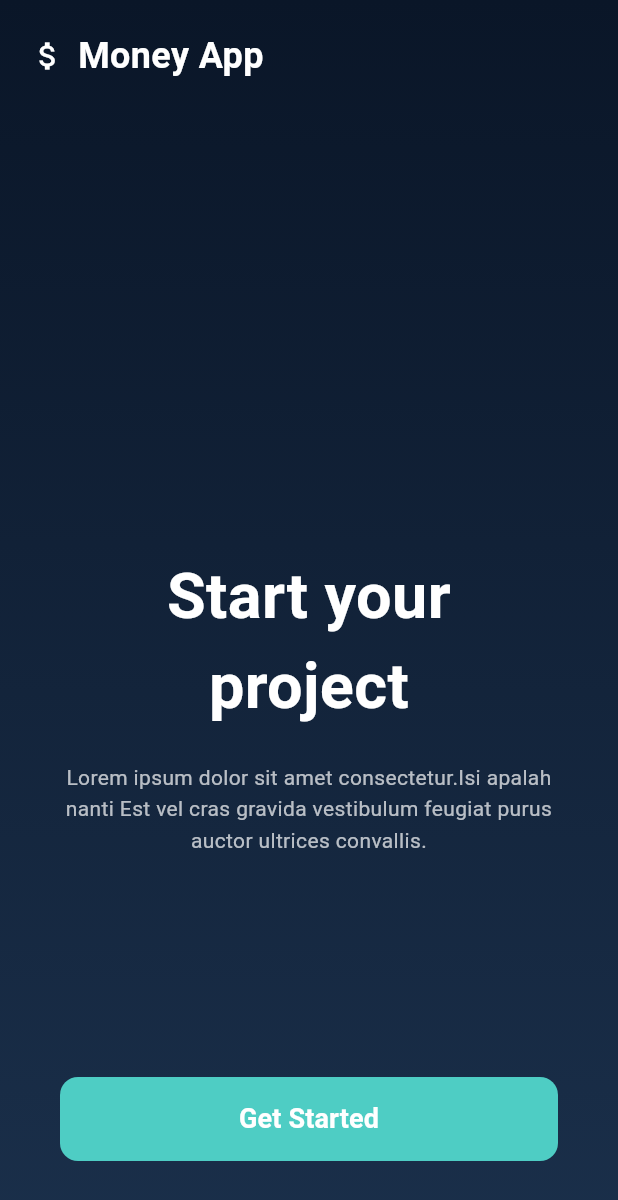
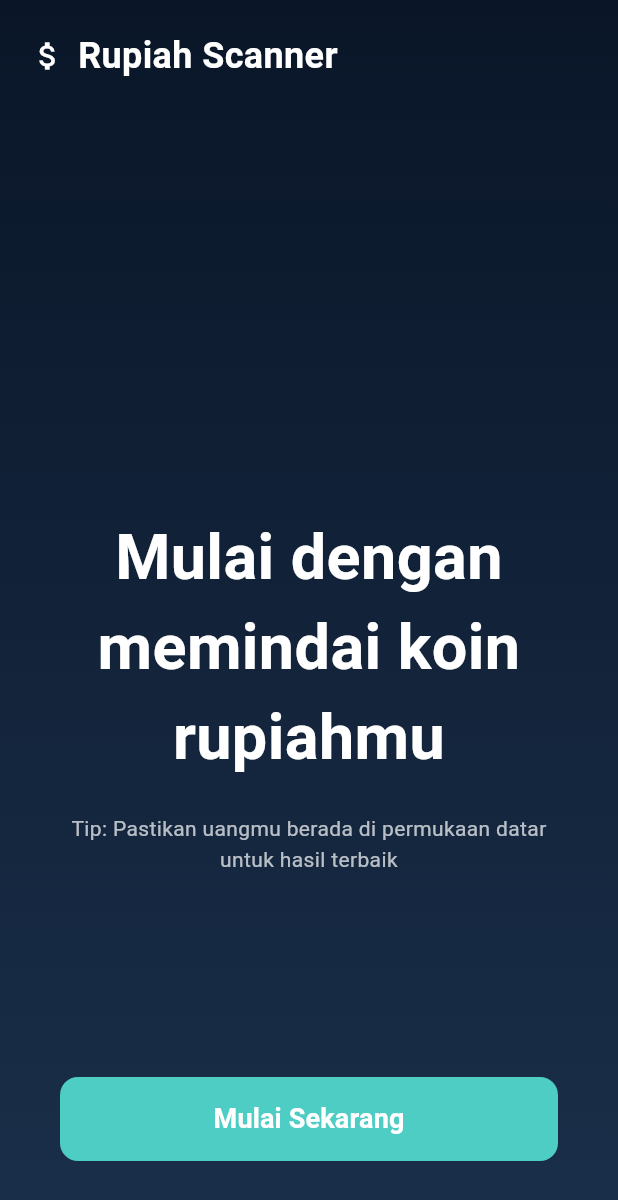
Before and after one commit to Gregroww/Rupiah_Clasification_Flutter, a Flutter app: the screen it shows after launch, on a phone screen of 412 x 824 dp. Shown: the top 1200 px of the screen. Run offline on Flutter 3.47's test engine with Material 3 defaults, Android fonts, the phone set to English and light mode, and no system bars; our stand-ins replace camera, image_picker, lottie, permission_handler.

Commit message:
rename apps,fix bug

```diff
--- a/lib/getStartupScreen.dart
+++ b/lib/getStartupScreen.dart
@@ -10,6 +10,7 @@ class GetStartedScreen extends StatelessWidget {
       body: Container(
         width: double.infinity,
         decoration: BoxDecoration(
+          //background gradient layar
           gradient: LinearGradient(
             begin: Alignment.topCenter,
             end: Alignment.bottomCenter,
@@ -22,7 +23,7 @@ class GetStartedScreen extends StatelessWidget {
         child: SafeArea(
           child: Column(
             children: [
-              //Coin App Logo
+              //header kiri-atas: ikon + judul aplikasi
               Padding(
                 padding: const EdgeInsets.all(20.0),
                 child: Align(
@@ -36,7 +37,7 @@ class GetStartedScreen extends StatelessWidget {
                       ),
                       const SizedBox(width: 8),
                       const Text(
-                        'Money App',
+                        'Rupiah Scanner',
                         style: TextStyle(
                           color: Colors.white,
                           fontSize: 24,
@@ -48,13 +49,13 @@ class GetStartedScreen extends StatelessWidget {
                 ),
               ),
 
-              const Spacer(flex: 2),
+              const Spacer(flex: 2), //beri ruang agar konten utama turun ke tengah
 
-              //Teks "Start your project"
+              //judul/tagline utama
               const Padding(
                 padding: EdgeInsets.symmetric(horizontal: 40.0),
                 child: Text(
-                  'Start your project',
+                  'Mulai dengan memindai koin rupiahmu',
                   style: TextStyle(
                     color: Colors.white,
                     fontSize: 42,
@@ -66,11 +67,11 @@ class GetStartedScreen extends StatelessWidget {
 
               const SizedBox(height: 20),
 
-              // Lorem ipsum text
+              //teks tip singkat
               const Padding(
                 padding: EdgeInsets.symmetric(horizontal: 40.0),
                 child: Text(
-                  'Lorem ipsum dolor sit amet consectetur.Isi apalah nanti Est vel cras gravida vestibulum feugiat purus auctor ultrices convallis.',
+                  'Tip: Pastikan uangmu berada di permukaan datar untuk hasil terbaik',
                   style: TextStyle(
                     color: Colors.white70,
                     fontSize: 14,
@@ -80,9 +81,9 @@ class GetStartedScreen extends StatelessWidget {
                 ),
               ),
 
-              const Spacer(flex: 1),
+              const Spacer(flex: 1), //jarak sebelum tomboll
 
-              //Tombol Get Started
+              //tombol navigasi ke HomeScreen
               Padding(
                 padding: const EdgeInsets.symmetric(horizontal: 40.0),
                 child: SizedBox(
@@ -90,6 +91,7 @@ class GetStartedScreen extends StatelessWidget {
                   height: 56,
                   child: ElevatedButton(
                     onPressed: () {
+                      //ganti layar ke HomeScreen (replace agar tidak kembali ke get started)
                       Navigator.pushReplacement(
                         context,
                         MaterialPageRoute(
@@ -98,15 +100,15 @@ class GetStartedScreen extends StatelessWidget {
                       );
                     },
                     style: ElevatedButton.styleFrom(
-                      backgroundColor: const Color(0xFF4ECDC4),
-                      foregroundColor: Colors.white,
+                      backgroundColor: const Color(0xFF4ECDC4),//warna tombol
+                      foregroundColor: Colors.white,//warna teks/icon
                       shape: RoundedRectangleBorder(
                         borderRadius: BorderRadius.circular(12),
                       ),
-                      elevation: 0,
+                      elevation: 0, //flat look
                     ),
                     child: const Text(
-                      'Get Started',
+                      'Mulai Sekarang',
                       style: TextStyle(
                         fontSize: 18,
                         fontWeight: FontWeight.w600,
@@ -116,7 +118,7 @@ class GetStartedScreen extends StatelessWidget {
                 ),
               ),
 
-              const SizedBox(height: 50),
+              const SizedBox(height: 50), //padding bawah
             ],
           ),
         ),
```
